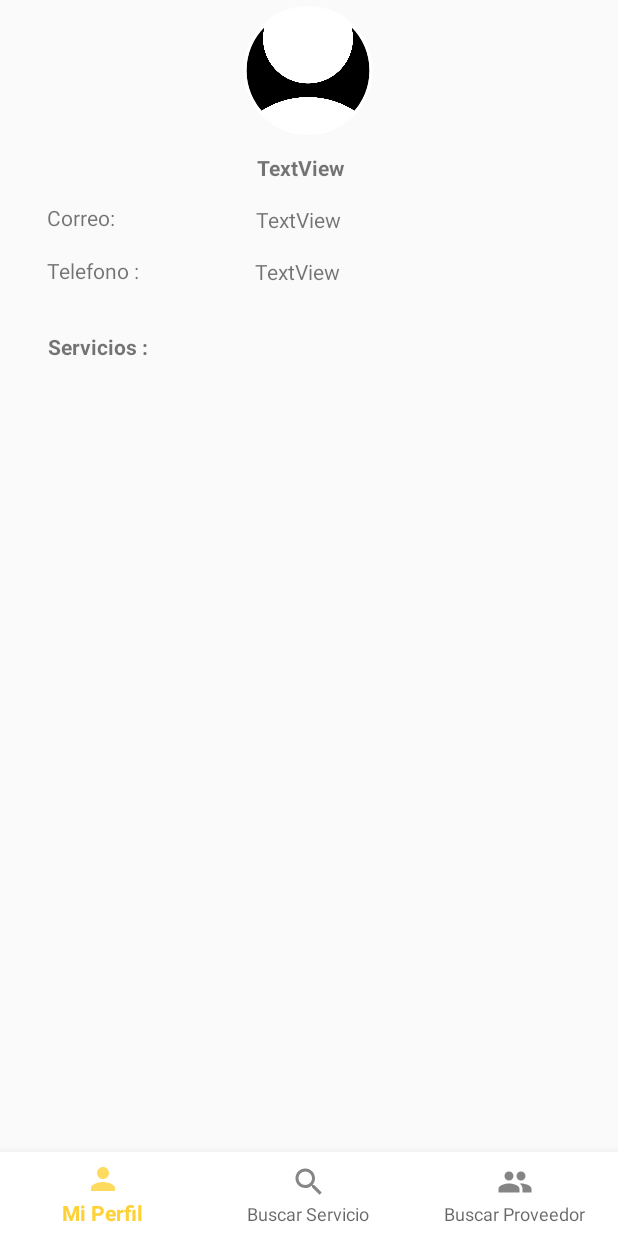
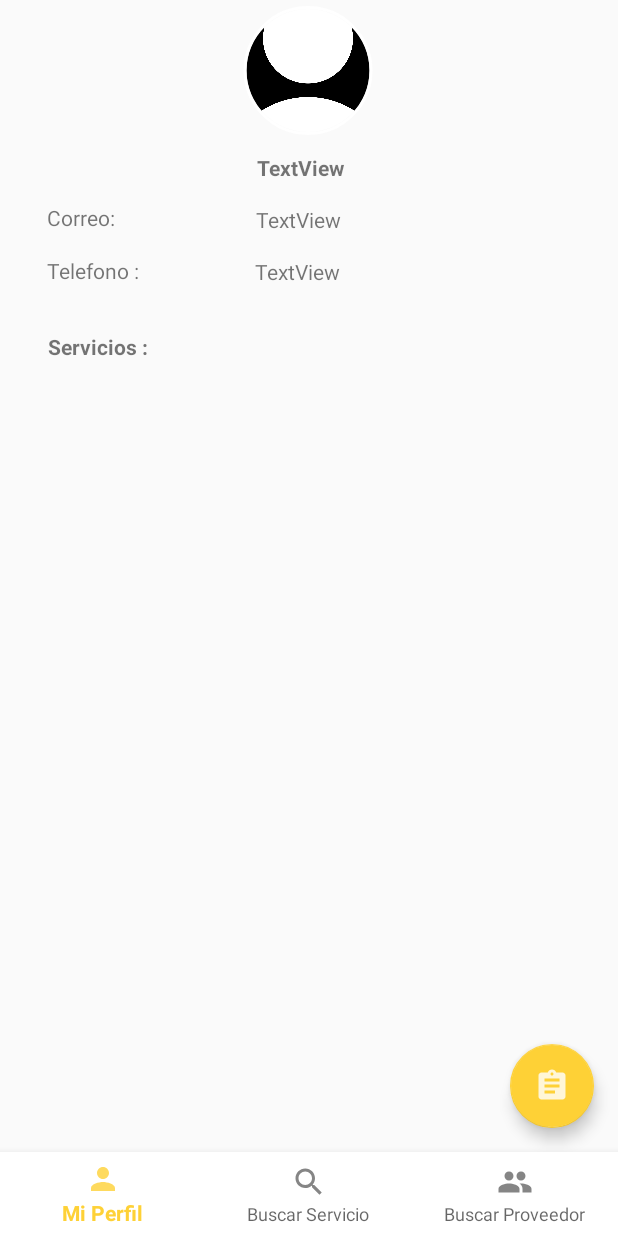
Before and after one commit to DiegoKraenau/RapiSolverApp, an Android app: the fragment PerfilProveedorFragment placed in its activity, on a phone screen of 412 x 824 dp. Run offline under Robolectric (Android 15) with nearby library versions, the phone set to English and light mode, and no system bars; our stand-ins replace CircleImageView; 6 statements that could not run were skipped.

Commit message:
Recomendaciones de Proveedor

```diff
--- a/RapiSolverApp/app/src/main/java/com/example/rapisolverapp/Activities/LogueoActivity.kt
+++ b/RapiSolverApp/app/src/main/java/com/example/rapisolverapp/Activities/LogueoActivity.kt
@@ -7,6 +7,7 @@ import android.util.Log
 import android.widget.ArrayAdapter
 import android.widget.Toast
 import com.example.rapisolverapp.Fragments.BuscarServicioFragment
+import com.example.rapisolverapp.Models.Recomendation
 import com.example.rapisolverapp.Models.Service
 import com.example.rapisolverapp.Models.ServiceDetail
 import com.example.rapisolverapp.Models.User
@@ -27,6 +28,7 @@ class LogueoActivity : AppCompatActivity() {
         var listaServiceDeatil=ArrayList<ServiceDetail>()
         lateinit var OneServiceDetail:ServiceDetail
         lateinit var ServiciosProvedores:ArrayList<Service>
+        lateinit var RecomendationsSupplier:ArrayList<Recomendation>
     }
 
     override fun onCreate(savedInstanceState: Bundle?) {
--- a/RapiSolverApp/app/src/main/java/com/example/rapisolverapp/Fragments/BuscarServicioFragment.kt
+++ b/RapiSolverApp/app/src/main/java/com/example/rapisolverapp/Fragments/BuscarServicioFragment.kt
@@ -48,9 +48,10 @@ class BuscarServicioFragment : Fragment(),OnServiceDetailClickListener {
         val someFragment = ServiceDetailDeterminado()
 
         val bundle=Bundle()
-        LogueoActivity.OneServiceDetail=serviceDeatils
+
 
         //AGREGANDO LISTA DE SERVICIOS DE ESE PROVEDOR
+        LogueoActivity.OneServiceDetail=serviceDeatils
         val retrofit = Retrofit.Builder()
             .baseUrl("https://rapisolverprueba.herokuapp.com/api/")
             .addConverterFactory(GsonConverterFactory.create())
--- a/RapiSolverApp/app/src/main/java/com/example/rapisolverapp/Fragments/PerfilProveedorFragment.kt
+++ b/RapiSolverApp/app/src/main/java/com/example/rapisolverapp/Fragments/PerfilProveedorFragment.kt
@@ -12,11 +12,14 @@ import com.example.rapisolverapp.Activities.LogueoActivity
 import com.example.rapisolverapp.Adapters.OnServiceDetailClickListener
 import com.example.rapisolverapp.Adapters.ServiceAdapter
 import com.example.rapisolverapp.Adapters.ServiceDetailAdapter
+import com.example.rapisolverapp.Models.Recomendation
 import com.example.rapisolverapp.Models.Service
 import com.example.rapisolverapp.Models.ServiceDetail
 import com.example.rapisolverapp.Models.User
 import com.example.rapisolverapp.R
+import com.example.rapisolverapp.Services.RecomendationService
 import com.example.rapisolverapp.Services.ServiceService
+import kotlinx.android.synthetic.main.fragment_perfil_proveedor.*
 import kotlinx.android.synthetic.main.fragment_perfil_proveedor.view.*
 import retrofit2.Call
 import retrofit2.Callback
@@ -45,48 +48,64 @@ class PerfilProveedorFragment : Fragment(), OnServiceDetailClickListener {
         var vista:View
         vista=inflater.inflate(R.layout.fragment_perfil_proveedor, container, false)
 
-        /*
+
+        vista.btnRecomendaciones.setOnClickListener {
+            //Toast.makeText(context,"AEA",Toast.LENGTH_SHORT).show()
+            val someFragment = RecomendacionesProveedorFragment() //INSTANCIA DEL OTRO FRAGMENT
+
             val retrofit = Retrofit.Builder()
                 .baseUrl("https://rapisolverprueba.herokuapp.com/api/")
                 .addConverterFactory(GsonConverterFactory.create())
                 .build()
 
+            val recomendationService: RecomendationService
 
-         */
-        vista.lblNombreProveedor2.text = LogueoActivity.OneServiceDetail.name + " " + LogueoActivity.OneServiceDetail.lastName
-        vista.lblC.text = LogueoActivity.OneServiceDetail.email
-        vista.lblT.text = LogueoActivity.OneServiceDetail.phone
+            recomendationService=retrofit.create(RecomendationService::class.java)
 
-        //val serviceService: ServiceService
+            val request=recomendationService.getRecomendationsBySupplierId(LogueoActivity.OneServiceDetail.supplierId)
 
-        //serviceService=retrofit.create(ServiceService::class.java)
-
-        //val request=serviceService.getServiciosByUserId(LogueoActivity.OneServiceDetail.usuarioId)
-        /*
-        request.enqueue(object : Callback<ArrayList<Service>>{
-            override fun onFailure(call: Call<ArrayList<Service>>, t: Throwable) {
+            request.enqueue(object :Callback<ArrayList<Recomendation>>{
+                override fun onFailure(call: Call<ArrayList<Recomendation>>, t: Throwable) {
                     TODO("not implemented") //To change body of created functions use File | Settings | File Templates.
                 }
 
                 override fun onResponse(
-                call: Call<ArrayList<Service>>,
-                response: Response<ArrayList<Service>>
+                    call: Call<ArrayList<Recomendation>>,
+                    response: Response<ArrayList<Recomendation>>
                 ) {
-                if (response.isSuccessful) {
-                    serviciosProveedor=response.body()!!
-                    //Toast.makeText(context, serviciosProveedor.size.toString(),Toast.LENGTH_SHORT).show()
+                    if(response.isSuccessful){
+                        LogueoActivity.RecomendationsSupplier=response.body()!!
 
+                        //CAMBIO DE FRAGMENT
+
+
+                        val bundle=Bundle()
+
+                        val transaction = fragmentManager!!.beginTransaction()
+                        transaction.replace(R.id.frame_layout,someFragment)
+                        transaction.addToBackStack(null)
+                        transaction.commit()
                     }
                 }
 
             })
 
-         */
+
+
+
+        }
+
+        vista.lblNombreProveedor2.text = LogueoActivity.OneServiceDetail.name + " " + LogueoActivity.OneServiceDetail.lastName
+        vista.lblC.text = LogueoActivity.OneServiceDetail.email
+        vista.lblT.text = LogueoActivity.OneServiceDetail.phone
+
+
 
 
         var serviceAdapter = ServiceAdapter(LogueoActivity.ServiciosProvedores, this)
         vista.rvServiciosProvedor.adapter = serviceAdapter
         vista.rvServiciosProvedor.layoutManager = LinearLayoutManager(this.context)
+
 
 
 
--- /dev/null
+++ b/RapiSolverApp/app/src/main/java/com/example/rapisolverapp/Services/RecomendationService.kt
@@ -0,0 +1,12 @@
+package com.example.rapisolverapp.Services
+
+import com.example.rapisolverapp.Models.Recomendation
+import retrofit2.Call
+import retrofit2.http.GET
+import retrofit2.http.Path
+
+interface RecomendationService {
+
+    @GET("recommendations/{id}")
+    fun getRecomendationsBySupplierId(@Path("id") id: Int):Call<ArrayList<Recomendation>>
+}
--- /dev/null
+++ b/RapiSolverApp/app/src/main/res/drawable-anydpi/ic_action_recomendacion.xml
@@ -0,0 +1,11 @@
+<vector xmlns:android="http://schemas.android.com/apk/res/android"
+    android:width="24dp"
+    android:height="24dp"
+    android:viewportWidth="24"
+    android:viewportHeight="24"
+    android:tint="#FFFFFF"
+    android:alpha="0.8">
+    <path
+        android:fillColor="#FF000000"
+        android:pathData="M19,3h-4.18C14.4,1.84 13.3,1 12,1c-1.3,0 -2.4,0.84 -2.82,2L5,3c-1.1,0 -2,0.9 -2,2v14c0,1.1 0.9,2 2,2h14c1.1,0 2,-0.9 2,-2L21,5c0,-1.1 -0.9,-2 -2,-2zM12,3c0.55,0 1,0.45 1,1s-0.45,1 -1,1 -1,-0.45 -1,-1 0.45,-1 1,-1zM14,17L7,17v-2h7v2zM17,13L7,13v-2h10v2zM17,9L7,9L7,7h10v2z"/>
+</vector>
--- a/RapiSolverApp/app/src/main/res/layout/fragment_perfil_proveedor.xml
+++ b/RapiSolverApp/app/src/main/res/layout/fragment_perfil_proveedor.xml
@@ -93,4 +93,16 @@
         android:textStyle="bold"
         app:layout_constraintTop_toBottomOf="@+id/lblTelefono" />
 
+    <com.google.android.material.floatingactionbutton.FloatingActionButton
+        android:id="@+id/btnRecomendaciones"
+        android:layout_width="wrap_content"
+        android:layout_height="wrap_content"
+        android:layout_gravity="end|bottom"
+        android:layout_margin="16dp"
+        android:layout_marginEnd="16dp"
+        android:src="@drawable/ic_action_recomendacion"
+        app:layout_constraintBottom_toBottomOf="parent"
+        app:layout_constraintEnd_toEndOf="parent" />
+
+
 </androidx.constraintlayout.widget.ConstraintLayout>
```
Also changed, not shown: RapiSolverApp/app/src/main/java/com/example/rapisolverapp/Adapters/RecomendationAdapter.kt (added, +47 -0 lines), RapiSolverApp/app/src/main/java/com/example/rapisolverapp/Fragments/RecomendacionesProveedorFragment.kt (added, +64 -0 lines), RapiSolverApp/app/src/main/java/com/example/rapisolverapp/Models/Recomendation.kt (added, +24 -0 lines), RapiSolverApp/app/src/main/res/drawable-anydpi/ic_action_volver.xml (added, +11 -0 lines), RapiSolverApp/app/src/main/res/layout/fragment_recomendaciones_proveedor.xml (added, +53 -0 lines), RapiSolverApp/app/src/main/res/layout/prototype_recomendation.xml (added, +68 -0 lines), RapiSolverApp/app/src/main/res/drawable-hdpi/ic_action_recomendacion.png (added), RapiSolverApp/app/src/main/res/drawable-hdpi/ic_action_volver.png (added), RapiSolverApp/app/src/main/res/drawable-mdpi/ic_action_recomendacion.png (added), RapiSolverApp/app/src/main/res/drawable-mdpi/ic_action_volver.png (added), RapiSolverApp/app/src/main/res/drawable-xhdpi/ic_action_recomendacion.png (added), RapiSolverApp/app/src/main/res/drawable-xhdpi/ic_action_volver.png (added), RapiSolverApp/app/src/main/res/drawable-xxhdpi/ic_action_recomendacion.png (added), RapiSolverApp/app/src/main/res/drawable-xxhdpi/ic_action_volver.png (added). Lines whose indentation alone changed are shown as unchanged.
